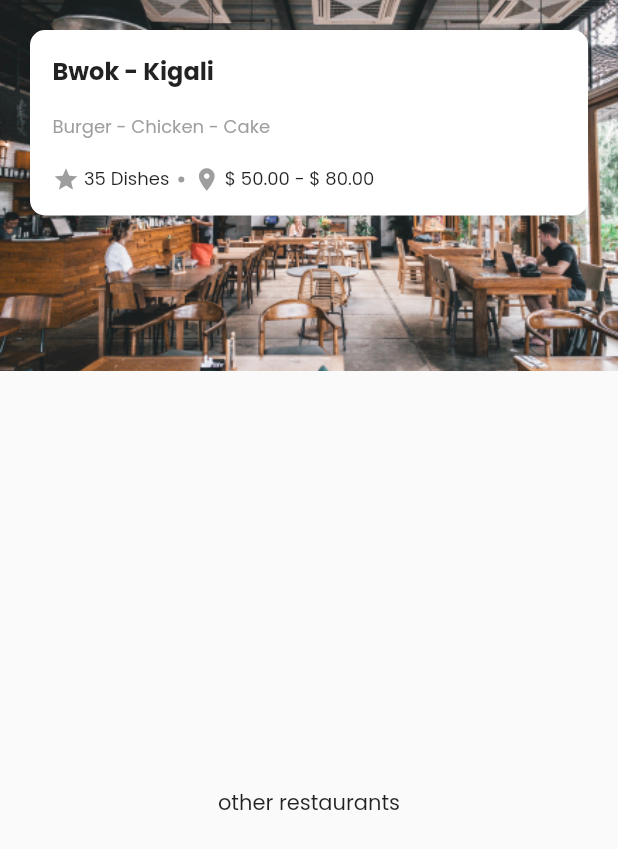
After one commit to Gabin-ishimwe/food-app-mobile, a Flutter app: the ViewRestaurantScreen screen opened directly, on a phone screen of 412 x 824 dp. The commit adds this screen. Shown: the top 849 px of the screen. Run offline on Flutter 3.47's test engine with Material 2 defaults, Android fonts, the phone set to English and light mode, and no system bars; our stand-ins replace carousel_slider, email_validator, flutter_svg, google_fonts, google_nav_bar, mask_text_input_formatter and 1 more; missing offline and left inert: dart:ffi.

Commit message:
ft: start view page

```diff
--- /dev/null
+++ b/lib/screens/view_restaurant_screen.dart
@@ -0,0 +1,176 @@
+import 'package:flutter/material.dart';
+
+class ViewRestaurantScreen extends StatefulWidget {
+  const ViewRestaurantScreen({super.key});
+
+  @override
+  State<ViewRestaurantScreen> createState() => _ViewRestaurantScreenState();
+}
+
+class _ViewRestaurantScreenState extends State<ViewRestaurantScreen> {
+  @override
+  Widget build(BuildContext context) {
+    return SafeArea(
+        child: Scaffold(
+      body: SingleChildScrollView(
+          child: Container(
+        width: MediaQuery.of(context).size.width,
+        height: MediaQuery.of(context).size.height,
+        child: Column(
+          mainAxisSize: MainAxisSize.max,
+          children: [
+            Expanded(
+              flex: 3,
+              child: Container(
+                padding: EdgeInsets.all(20),
+                width: MediaQuery.of(context).size.width,
+                child: Stack(
+                  clipBehavior: Clip.none,
+                  children: [
+                    Row(
+                      mainAxisAlignment: MainAxisAlignment.spaceBetween,
+                      children: [
+                        ElevatedButton(
+                            style: ElevatedButton.styleFrom(
+                                padding: EdgeInsets.all(10),
+                                minimumSize: Size(0, 0),
+                                backgroundColor: Colors.white.withOpacity(0.2),
+                                shape: CircleBorder()),
+                            onPressed: () {},
+                            child: Padding(
+                              padding: EdgeInsets.only(left: 7),
+                              child: Icon(
+                                Icons.arrow_back_ios,
+                                color: Colors.white,
+                                size: 20,
+                              ),
+                            )),
+                        Row(
+                          children: [
+                            ElevatedButton(
+                                style: ElevatedButton.styleFrom(
+                                    padding: EdgeInsets.all(10),
+                                    minimumSize: Size(0, 0),
+                                    backgroundColor:
+                                        Colors.white.withOpacity(0.2),
+                                    shape: CircleBorder()),
+                                onPressed: () {},
+                                child: Icon(
+                                  Icons.favorite,
+                                  color: Colors.white,
+                                  size: 20,
+                                )),
+                            Padding(padding: EdgeInsets.only(right: 5)),
+                            ElevatedButton(
+                                style: ElevatedButton.styleFrom(
+                                    padding: EdgeInsets.all(10),
+                                    minimumSize: Size(0, 0),
+                                    backgroundColor:
+                                        Colors.white.withOpacity(0.2),
+                                    shape: CircleBorder()),
+                                onPressed: () {},
+                                child: Icon(
+                                  Icons.priority_high,
+                                  color: Colors.white,
+                                  size: 20,
+                                )),
+                          ],
+                        )
+                      ],
+                    ),
+                    Positioned(
+                        child: Container(
+                      height: MediaQuery.of(context).size.height * 0.15,
+                      padding: EdgeInsets.all(15),
+                      child: Column(
+                          mainAxisAlignment: MainAxisAlignment.spaceBetween,
+                          crossAxisAlignment: CrossAxisAlignment.start,
+                          children: [
+                            Text(
+                              "Bwok - Kigali",
+                              style: TextStyle(
+                                  fontWeight: FontWeight.bold, fontSize: 16),
+                            ),
+                            Text(
+                              "Burger - Chicken - Cake",
+                              style:
+                                  TextStyle(color: Colors.grey, fontSize: 12),
+                            ),
+                            Row(
+                              // mainAxisAlignment: MainAxisAlignment.spaceBetween,
+                              children: [
+                                Row(
+                                  children: [
+                                    Icon(
+                                      Icons.star,
+                                      color: Colors.grey,
+                                      size: 18,
+                                    ),
+                                    Padding(padding: EdgeInsets.only(right: 3)),
+                                    Text(
+                                      "35 Dishes",
+                                      style: TextStyle(fontSize: 12),
+                                    ),
+                                    // Padding(padding: EdgeInsets.only(right: 3)),
+                                    // Text(
+                                    //   "(${PopularDishesModel.dishes[index].votes})",
+                                    //   style:
+                                    //       TextStyle(color: Colors.grey, fontSize: 12),
+                                    // )
+                                  ],
+                                ),
+                                Padding(padding: EdgeInsets.only(right: 6)),
+                                Container(
+                                  height: 4,
+                                  width: 4,
+                                  decoration: BoxDecoration(
+                                    shape: BoxShape.circle,
+                                    color: Colors.grey,
+                                  ),
+                                ),
+                                Padding(padding: EdgeInsets.only(right: 6)),
+                                Row(
+                                  children: [
+                                    Icon(
+                                      Icons.location_on,
+                                      color: Colors.grey,
+                                      size: 18,
+                                    ),
+                                    Padding(padding: EdgeInsets.only(right: 3)),
+                                    Text(
+                                      "\$ 50.00 - \$ 80.00",
+                                      style: TextStyle(fontSize: 12),
+                                    )
+                                  ],
+                                ),
+                              ],
+                            ),
+                          ]),
+                      width: double.infinity,
+                      decoration: BoxDecoration(
+                          color: Colors.white,
+                          borderRadius: BorderRadius.circular(10)),
+                    ))
+                  ],
+                ),
+                decoration: BoxDecoration(
+                    image: DecorationImage(
+                        fit: BoxFit.cover,
+                        image:
+                            AssetImage('images/home_screen/restaurant_1.png'))),
+              ),
+            ),
+            Expanded(
+              child: Container(
+                  child: Center(
+                child: Text("other restaurants"),
+              )),
+              flex: 7,
+            )
+          ],
+        ),
+      )),
+      extendBodyBehindAppBar: true,
+    ));
+  }
+}
--- a/lib/widgets/popular_area_widget.dart
+++ b/lib/widgets/popular_area_widget.dart
@@ -2,6 +2,7 @@
 import 'package:carousel_slider/carousel_slider.dart';
 import 'package:food_book_mobile/models/popular_area_model.dart';
 import 'package:food_book_mobile/screens/restaurant_screen.dart';
+import 'package:food_book_mobile/screens/view_restaurant_screen.dart';
 
 class PopularAreaWidget extends StatelessWidget {
   const PopularAreaWidget({super.key});
@@ -50,9 +51,14 @@
     );
   }
 
-  Container restaurantCard(
+  Widget restaurantCard(
       BuildContext context, PopularAreaModel popularAreaModel) {
-    return Container(
+    return InkWell(
+      onTap: () {
+        Navigator.push(context,
+            MaterialPageRoute(builder: (context) => ViewRestaurantScreen()));
+      },
+      child: Container(
         width: MediaQuery.of(context).size.width,
         margin: EdgeInsets.only(right: 10),
         child: Column(crossAxisAlignment: CrossAxisAlignment.start, children: [
@@ -144,6 +150,7 @@
                     fit: BoxFit.cover)),
           )
         ]),
+      ),
     );
   }
 }
```
Lines whose indentation alone changed are shown as unchanged.
